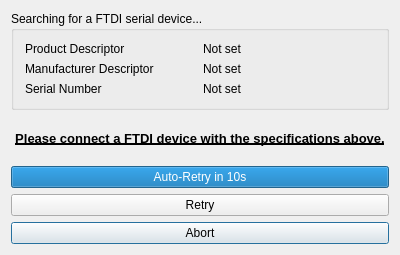
The window that qLinuxUSBSerialAutoConnector/qlinuxUSBserialautoconnectorgui.ui (cyborg-x1/Mantis-Microscope-Light) describes before a commit, drawn with Qt 5.
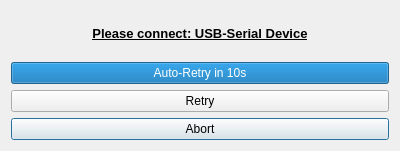
The same window after the commit.

Diff of the .ui file:
```diff
--- a/qLinuxUSBSerialAutoConnector/qlinuxUSBserialautoconnectorgui.ui
+++ b/qLinuxUSBSerialAutoConnector/qlinuxUSBserialautoconnectorgui.ui
@@ -7,7 +7,7 @@
     <x>0</x>
     <y>0</y>
     <width>400</width>
-    <height>255</height>
+    <height>151</height>
    </rect>
   </property>
   <property name="windowTitle">
@@ -18,81 +18,6 @@
   </property>
   <layout class="QGridLayout" name="gridLayout_2">
    <item row="0" column="0" colspan="2">
-    <widget class="QGroupBox" name="groupBox_descriptors">
-     <property name="maximumSize">
-      <size>
-       <width>600</width>
-       <height>100</height>
-      </size>
-     </property>
-     <property name="locale">
-      <locale language="English" country="UnitedStates"/>
-     </property>
-     <property name="title">
-      <string>Searching for a FTDI serial device...</string>
-     </property>
-     <layout class="QGridLayout" name="gridLayout">
-      <item row="0" column="0">
-       <widget class="QLabel" name="label_product_header_desc">
-        <property name="locale">
-         <locale language="English" country="UnitedStates"/>
-        </property>
-        <property name="text">
-         <string>Product Descriptor</string>
-        </property>
-       </widget>
-      </item>
-      <item row="2" column="0">
-       <widget class="QLabel" name="label_manufacturer_desc">
-        <property name="locale">
-         <locale language="English" country="UnitedStates"/>
-        </property>
-        <property name="text">
-         <string>Manufacturer Descriptor</string>
-        </property>
-       </widget>
-      </item>
-      <item row="2" column="2">
-       <widget class="QLabel" name="label_manufacturer">
-        <property name="locale">
-         <locale language="English" country="UnitedStates"/>
-        </property>
-        <property name="text">
-         <string>Not set</string>
-        </property>
-       </widget>
-      </item>
-      <item row="3" column="0">
-       <widget class="QLabel" name="label_serial_desc">
-        <property name="locale">
-         <locale language="English" country="UnitedStates"/>
-        </property>
-        <property name="text">
-         <string>Serial Number</string>
-        </property>
-       </widget>
-      </item>
-      <item row="3" column="2">
-       <widget class="QLabel" name="label_serial">
-        <property name="locale">
-         <locale language="English" country="UnitedStates"/>
-        </property>
-        <property name="text">
-         <string>Not set</string>
-        </property>
-       </widget>
-      </item>
-      <item row="0" column="2">
-       <widget class="QLabel" name="label_product">
-        <property name="text">
-         <string>Not set</string>
-        </property>
-       </widget>
-      </item>
-     </layout>
-    </widget>
-   </item>
-   <item row="1" column="0" colspan="2">
     <widget class="QLabel" name="label_notice">
      <property name="font">
       <font>
@@ -106,14 +31,14 @@
       <locale language="English" country="UnitedStates"/>
      </property>
      <property name="text">
-      <string>Please connect a FTDI device with the specifications above.</string>
+      <string>Please connect: USB-Serial Device</string>
      </property>
      <property name="alignment">
       <set>Qt::AlignCenter</set>
      </property>
     </widget>
    </item>
-   <item row="4" column="0" colspan="2">
+   <item row="3" column="0" colspan="2">
     <widget class="QProgressBar" name="progressBar_time">
      <property name="locale">
       <locale language="English" country="UnitedStates"/>
@@ -135,7 +60,7 @@
      </property>
     </widget>
    </item>
-   <item row="6" column="0" colspan="2">
+   <item row="5" column="0" colspan="2">
     <widget class="QPushButton" name="pushButton_abort">
      <property name="locale">
       <locale language="English" country="UnitedStates"/>
@@ -145,7 +70,7 @@
      </property>
     </widget>
    </item>
-   <item row="5" column="0" colspan="2">
+   <item row="4" column="0" colspan="2">
     <widget class="QPushButton" name="pushButton_retry">
      <property name="locale">
       <locale language="English" country="UnitedStates"/>
```
